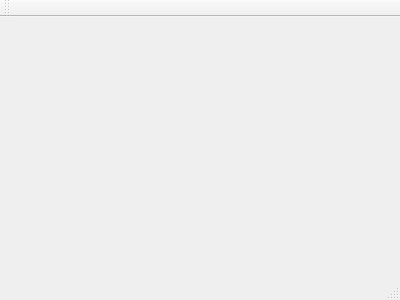
First picture: the form in WifiBot/mainwindow.ui, repository Thibaut3/wifibot, before the edit.
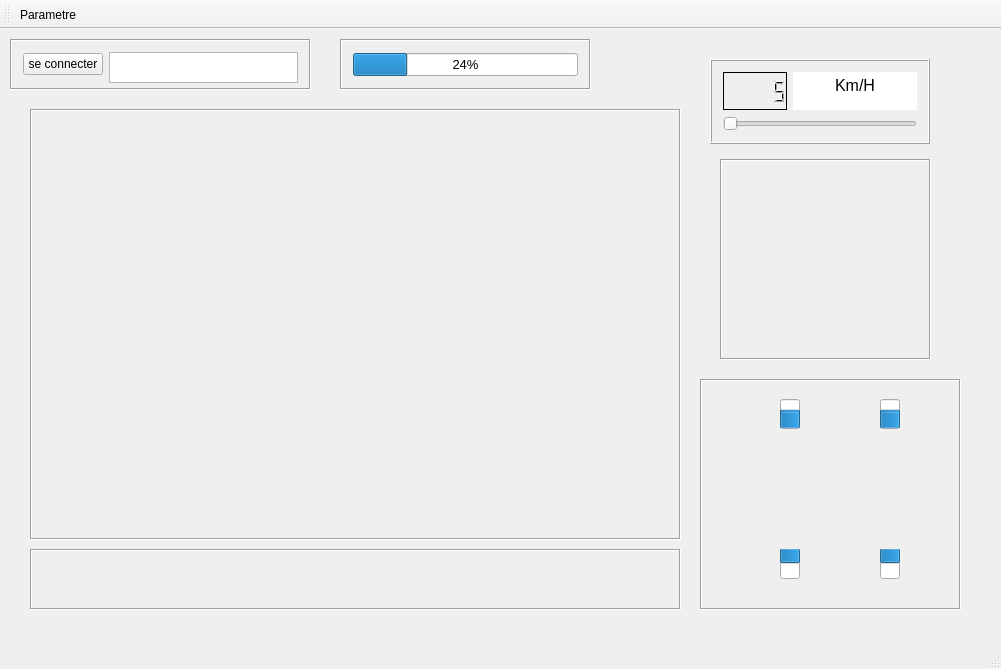
Second picture: the form after the edit. Icons and pictures are not drawn.

```diff
--- a/WifiBot/mainwindow.ui
+++ b/WifiBot/mainwindow.ui
@@ -1,24 +1,590 @@
 <ui version="4.0">
  <class>MainWindow</class>
- <widget class="QMainWindow" name="MainWindow" >
-  <property name="geometry" >
+ <widget class="QMainWindow" name="MainWindow">
+  <property name="geometry">
    <rect>
     <x>0</x>
     <y>0</y>
-    <width>400</width>
-    <height>300</height>
+    <width>1001</width>
+    <height>669</height>
    </rect>
   </property>
   <property name="windowTitle" >
    <string>MainWindow</string>
   </property>
-  <widget class="QMenuBar" name="menuBar" />
-  <widget class="QToolBar" name="mainToolBar" />
-  <widget class="QWidget" name="centralWidget" />
-  <widget class="QStatusBar" name="statusBar" />
+  <widget class="QWidget" name="centralWidget">
+   <widget class="QFrame" name="connexion">
+    <property name="geometry">
+     <rect>
+      <x>10</x>
+      <y>10</y>
+      <width>301</width>
+      <height>51</height>
+     </rect>
+    </property>
+    <property name="frameShape">
+     <enum>QFrame::Box</enum>
+    </property>
+    <property name="frameShadow">
+     <enum>QFrame::Sunken</enum>
+    </property>
+    <layout class="QGridLayout" name="gridLayout_2">
+     <item row="0" column="0">
+      <widget class="QPushButton" name="Connexion">
+       <property name="text">
+        <string>se connecter</string>
+       </property>
+      </widget>
+     </item>
+     <item row="0" column="1">
+      <widget class="QTextBrowser" name="textBrowser">
+       <property name="minimumSize">
+        <size>
+         <width>0</width>
+         <height>31</height>
+        </size>
+       </property>
+       <property name="font">
+        <font>
+         <kerning>true</kerning>
+        </font>
+       </property>
+      </widget>
+     </item>
+    </layout>
+   </widget>
+   <widget class="QFrame" name="batterie">
+    <property name="geometry">
+     <rect>
+      <x>340</x>
+      <y>10</y>
+      <width>251</width>
+      <height>51</height>
+     </rect>
+    </property>
+    <property name="frameShape">
+     <enum>QFrame::Box</enum>
+    </property>
+    <property name="frameShadow">
+     <enum>QFrame::Sunken</enum>
+    </property>
+    <layout class="QHBoxLayout" name="horizontalLayout">
+     <item>
+      <widget class="QProgressBar" name="progressBar">
+       <property name="font">
+        <font>
+         <family>MS Sans Serif</family>
+         <pointsize>10</pointsize>
+        </font>
+       </property>
+       <property name="layoutDirection">
+        <enum>Qt::LeftToRight</enum>
+       </property>
+       <property name="value">
+        <number>24</number>
+       </property>
+      </widget>
+     </item>
+    </layout>
+   </widget>
+   <widget class="QFrame" name="camera">
+    <property name="geometry">
+     <rect>
+      <x>30</x>
+      <y>80</y>
+      <width>651</width>
+      <height>431</height>
+     </rect>
+    </property>
+    <property name="frameShape">
+     <enum>QFrame::Box</enum>
+    </property>
+    <property name="frameShadow">
+     <enum>QFrame::Sunken</enum>
+    </property>
+   </widget>
+   <widget class="QFrame" name="commandes">
+    <property name="geometry">
+     <rect>
+      <x>720</x>
+      <y>130</y>
+      <width>211</width>
+      <height>201</height>
+     </rect>
+    </property>
+    <property name="frameShape">
+     <enum>QFrame::Box</enum>
+    </property>
+    <property name="frameShadow">
+     <enum>QFrame::Sunken</enum>
+    </property>
+    <layout class="QGridLayout" name="gridLayout">
+     <item row="1" column="1">
+      <widget class="QPushButton" name="BoutonStop">
+       <property name="text">
+        <string/>
+       </property>
+       <property name="icon">
+        <iconset resource="image.qrc">
+         <normaloff>:/Image/stop.png</normaloff>:/Image/stop.png</iconset>
+       </property>
+       <property name="iconSize">
+        <size>
+         <width>50</width>
+         <height>50</height>
+        </size>
+       </property>
+       <property name="shortcut">
+        <string>Space</string>
+       </property>
+       <property name="autoDefault">
+        <bool>false</bool>
+       </property>
+       <property name="default">
+        <bool>false</bool>
+       </property>
+       <property name="flat">
+        <bool>true</bool>
+       </property>
+      </widget>
+     </item>
+     <item row="0" column="1">
+      <widget class="QPushButton" name="boutonHaut">
+       <property name="text">
+        <string/>
+       </property>
+       <property name="icon">
+        <iconset resource="image.qrc">
+         <normaloff>:/Image/Fleche haut.png</normaloff>:/Image/Fleche haut.png</iconset>
+       </property>
+       <property name="iconSize">
+        <size>
+         <width>50</width>
+         <height>50</height>
+        </size>
+       </property>
+       <property name="shortcut">
+        <string>Z, Up</string>
+       </property>
+       <property name="autoDefault">
+        <bool>false</bool>
+       </property>
+       <property name="default">
+        <bool>false</bool>
+       </property>
+       <property name="flat">
+        <bool>true</bool>
+       </property>
+      </widget>
+     </item>
+     <item row="2" column="1">
+      <widget class="QPushButton" name="boutonBas">
+       <property name="text">
+        <string/>
+       </property>
+       <property name="icon">
+        <iconset resource="image.qrc">
+         <normaloff>:/Image/Fleche bas.png</normaloff>:/Image/Fleche bas.png</iconset>
+       </property>
+       <property name="iconSize">
+        <size>
+         <width>50</width>
+         <height>50</height>
+        </size>
+       </property>
+       <property name="shortcut">
+        <string>Down, S</string>
+       </property>
+       <property name="autoDefault">
+        <bool>false</bool>
+       </property>
+       <property name="default">
+        <bool>false</bool>
+       </property>
+       <property name="flat">
+        <bool>true</bool>
+       </property>
+      </widget>
+     </item>
+     <item row="1" column="0">
+      <widget class="QPushButton" name="boutonGauche">
+       <property name="text">
+        <string/>
+       </property>
+       <property name="icon">
+        <iconset resource="image.qrc">
+         <normaloff>:/Image/Fleche gauche.png</normaloff>:/Image/Fleche gauche.png</iconset>
+       </property>
+       <property name="iconSize">
+        <size>
+         <width>50</width>
+         <height>50</height>
+        </size>
+       </property>
+       <property name="shortcut">
+        <string>Left, Q</string>
+       </property>
+       <property name="autoDefault">
+        <bool>false</bool>
+       </property>
+       <property name="default">
+        <bool>false</bool>
+       </property>
+       <property name="flat">
+        <bool>true</bool>
+       </property>
+      </widget>
+     </item>
+     <item row="1" column="2">
+      <widget class="QPushButton" name="boutonDroite">
+       <property name="text">
+        <string/>
+       </property>
+       <property name="icon">
+        <iconset resource="image.qrc">
+         <normaloff>:/Image/Fleche droite.png</normaloff>:/Image/Fleche droite.png</iconset>
+       </property>
+       <property name="iconSize">
+        <size>
+         <width>50</width>
+         <height>50</height>
+        </size>
+       </property>
+       <property name="shortcut">
+        <string>Right, D</string>
+       </property>
+       <property name="autoDefault">
+        <bool>false</bool>
+       </property>
+       <property name="default">
+        <bool>false</bool>
+       </property>
+       <property name="flat">
+        <bool>true</bool>
+       </property>
+      </widget>
+     </item>
+    </layout>
+   </widget>
+   <widget class="QFrame" name="capteurIr">
+    <property name="geometry">
+     <rect>
+      <x>700</x>
+      <y>350</y>
+      <width>261</width>
+      <height>231</height>
+     </rect>
+    </property>
+    <property name="frameShape">
+     <enum>QFrame::Box</enum>
+    </property>
+    <property name="frameShadow">
+     <enum>QFrame::Sunken</enum>
+    </property>
+    <widget class="QPushButton" name="Voiture">
+     <property name="enabled">
+      <bool>false</bool>
+     </property>
+     <property name="geometry">
+      <rect>
+       <x>90</x>
+       <y>40</y>
+       <width>91</width>
+       <height>151</height>
+      </rect>
+     </property>
+     <property name="font">
+      <font>
+       <kerning>true</kerning>
+      </font>
+     </property>
+     <property name="text">
+      <string/>
+     </property>
+     <property name="icon">
+      <iconset resource="image.qrc">
+       <normaloff>:/Image/voiture.png</normaloff>:/Image/voiture.png</iconset>
+     </property>
+     <property name="iconSize">
+      <size>
+       <width>150</width>
+       <height>150</height>
+      </size>
+     </property>
+     <property name="shortcut">
+      <string notr="true"/>
+     </property>
+     <property name="checkable">
+      <bool>false</bool>
+     </property>
+     <property name="autoDefault">
+      <bool>false</bool>
+     </property>
+     <property name="default">
+      <bool>false</bool>
+     </property>
+     <property name="flat">
+      <bool>true</bool>
+     </property>
+    </widget>
+    <widget class="QProgressBar" name="IndicDevantGauche">
+     <property name="geometry">
+      <rect>
+       <x>80</x>
+       <y>20</y>
+       <width>20</width>
+       <height>30</height>
+      </rect>
+     </property>
+     <property name="value">
+      <number>50</number>
+     </property>
+     <property name="textVisible">
+      <bool>false</bool>
+     </property>
+     <property name="orientation">
+      <enum>Qt::Vertical</enum>
+     </property>
+     <property name="textDirection">
+      <enum>QProgressBar::BottomToTop</enum>
+     </property>
+     <property name="format">
+      <string/>
+     </property>
+    </widget>
+    <widget class="QProgressBar" name="IndicDevantDroite">
+     <property name="geometry">
+      <rect>
+       <x>180</x>
+       <y>20</y>
+       <width>20</width>
+       <height>30</height>
+      </rect>
+     </property>
+     <property name="value">
+      <number>50</number>
+     </property>
+     <property name="textVisible">
+      <bool>false</bool>
+     </property>
+     <property name="orientation">
+      <enum>Qt::Vertical</enum>
+     </property>
+     <property name="textDirection">
+      <enum>QProgressBar::BottomToTop</enum>
+     </property>
+     <property name="format">
+      <string/>
+     </property>
+    </widget>
+    <widget class="QProgressBar" name="IndicDerriereDroite">
+     <property name="geometry">
+      <rect>
+       <x>180</x>
+       <y>170</y>
+       <width>20</width>
+       <height>30</height>
+      </rect>
+     </property>
+     <property name="value">
+      <number>50</number>
+     </property>
+     <property name="textVisible">
+      <bool>false</bool>
+     </property>
+     <property name="orientation">
+      <enum>Qt::Vertical</enum>
+     </property>
+     <property name="invertedAppearance">
+      <bool>true</bool>
+     </property>
+     <property name="textDirection">
+      <enum>QProgressBar::BottomToTop</enum>
+     </property>
+     <property name="format">
+      <string/>
+     </property>
+    </widget>
+    <widget class="QProgressBar" name="IndicDerriereGauche">
+     <property name="geometry">
+      <rect>
+       <x>80</x>
+       <y>170</y>
+       <width>20</width>
+       <height>30</height>
+      </rect>
+     </property>
+     <property name="value">
+      <number>50</number>
+     </property>
+     <property name="textVisible">
+      <bool>false</bool>
+     </property>
+     <property name="orientation">
+      <enum>Qt::Vertical</enum>
+     </property>
+     <property name="invertedAppearance">
+      <bool>true</bool>
+     </property>
+     <property name="textDirection">
+      <enum>QProgressBar::BottomToTop</enum>
+     </property>
+     <property name="format">
+      <string/>
+     </property>
+    </widget>
+   </widget>
+   <widget class="QFrame" name="odometrie">
+    <property name="geometry">
+     <rect>
+      <x>30</x>
+      <y>520</y>
+      <width>651</width>
+      <height>61</height>
+     </rect>
+    </property>
+    <property name="frameShape">
+     <enum>QFrame::Box</enum>
+    </property>
+    <property name="frameShadow">
+     <enum>QFrame::Sunken</enum>
+    </property>
+   </widget>
+   <widget class="QFrame" name="FrameVitesse">
+    <property name="geometry">
+     <rect>
+      <x>710</x>
+      <y>30</y>
+      <width>220</width>
+      <height>85</height>
+     </rect>
+    </property>
+    <property name="frameShape">
+     <enum>QFrame::Box</enum>
+    </property>
+    <property name="frameShadow">
+     <enum>QFrame::Raised</enum>
+    </property>
+    <layout class="QGridLayout" name="gridLayout_3">
+     <item row="1" column="1">
+      <widget class="QTextBrowser" name="kmParH">
+       <property name="enabled">
+        <bool>true</bool>
+       </property>
+       <property name="font">
+        <font>
+         <family>MS Sans Serif</family>
+         <pointsize>12</pointsize>
+         <kerning>false</kerning>
+        </font>
+       </property>
+       <property name="autoFillBackground">
+        <bool>false</bool>
+       </property>
+       <property name="frameShape">
+        <enum>QFrame::NoFrame</enum>
+       </property>
+       <property name="frameShadow">
+        <enum>QFrame::Plain</enum>
+       </property>
+       <property name="html">
+        <string>&lt;!DOCTYPE HTML PUBLIC &quot;-//W3C//DTD HTML 4.0//EN&quot; &quot;http://www.w3.org/TR/REC-html40/strict.dtd&quot;&gt;
+&lt;html&gt;&lt;head&gt;&lt;meta name=&quot;qrichtext&quot; content=&quot;1&quot; /&gt;&lt;style type=&quot;text/css&quot;&gt;
+p, li { white-space: pre-wrap; }
+&lt;/style&gt;&lt;/head&gt;&lt;body style=&quot; font-family:'MS Sans Serif'; font-size:12pt; font-weight:400; font-style:normal;&quot;&gt;
+&lt;p align=&quot;center&quot; style=&quot; margin-top:0px; margin-bottom:0px; margin-left:0px; margin-right:0px; -qt-block-indent:0; text-indent:0px;&quot;&gt;Km/H&lt;/p&gt;&lt;/body&gt;&lt;/html&gt;</string>
+       </property>
+      </widget>
+     </item>
+     <item row="1" column="0">
+      <widget class="QLCDNumber" name="Vitesse">
+       <property name="enabled">
+        <bool>true</bool>
+       </property>
+       <property name="font">
+        <font>
+         <family>MS Sans Serif</family>
+         <pointsize>10</pointsize>
+        </font>
+       </property>
+       <property name="frameShape">
+        <enum>QFrame::Box</enum>
+       </property>
+       <property name="frameShadow">
+        <enum>QFrame::Plain</enum>
+       </property>
+       <property name="smallDecimalPoint">
+        <bool>false</bool>
+       </property>
+       <property name="segmentStyle">
+        <enum>QLCDNumber::Filled</enum>
+       </property>
+       <property name="intValue" stdset="0">
+        <number>5</number>
+       </property>
+      </widget>
+     </item>
+     <item row="1" column="2">
+      <spacer name="horizontalSpacer">
+       <property name="orientation">
+        <enum>Qt::Horizontal</enum>
+       </property>
+       <property name="sizeHint" stdset="0">
+        <size>
+         <width>40</width>
+         <height>20</height>
+        </size>
+       </property>
+      </spacer>
+     </item>
+     <item row="2" column="0" colspan="2">
+      <widget class="QSlider" name="vitesse">
+       <property name="tracking">
+        <bool>true</bool>
+       </property>
+       <property name="orientation">
+        <enum>Qt::Horizontal</enum>
+       </property>
+      </widget>
+     </item>
+    </layout>
+   </widget>
+  </widget>
+  <widget class="QToolBar" name="mainToolBar">
+   <property name="iconSize">
+    <size>
+     <width>36</width>
+     <height>36</height>
+    </size>
+   </property>
+   <property name="toolButtonStyle">
+    <enum>Qt::ToolButtonTextBesideIcon</enum>
+   </property>
+   <attribute name="toolBarArea">
+    <enum>TopToolBarArea</enum>
+   </attribute>
+   <attribute name="toolBarBreak">
+    <bool>false</bool>
+   </attribute>
+   <addaction name="actionParametre"/>
+  </widget>
+  <widget class="QStatusBar" name="statusBar"/>
+  <action name="actionParametre">
+   <property name="icon">
+    <iconset resource="image.qrc">
+     <normaloff>:/Image/pngegg.png</normaloff>:/Image/pngegg.png</iconset>
+   </property>
+   <property name="text">
+    <string>Parametre</string>
+   </property>
+   <property name="toolTip">
+    <string>Paremètre</string>
+   </property>
+  </action>
  </widget>
- <layoutDefault spacing="6" margin="11" />
- <pixmapfunction></pixmapfunction>
- <resources/>
+ <layoutdefault spacing="6" margin="11"/>
+ <resources>
+  <include location="image.qrc"/>
+ </resources>
  <connections/>
 </ui>
```
Left out of the diff: 3 changed lines with no effect on the pictures.
